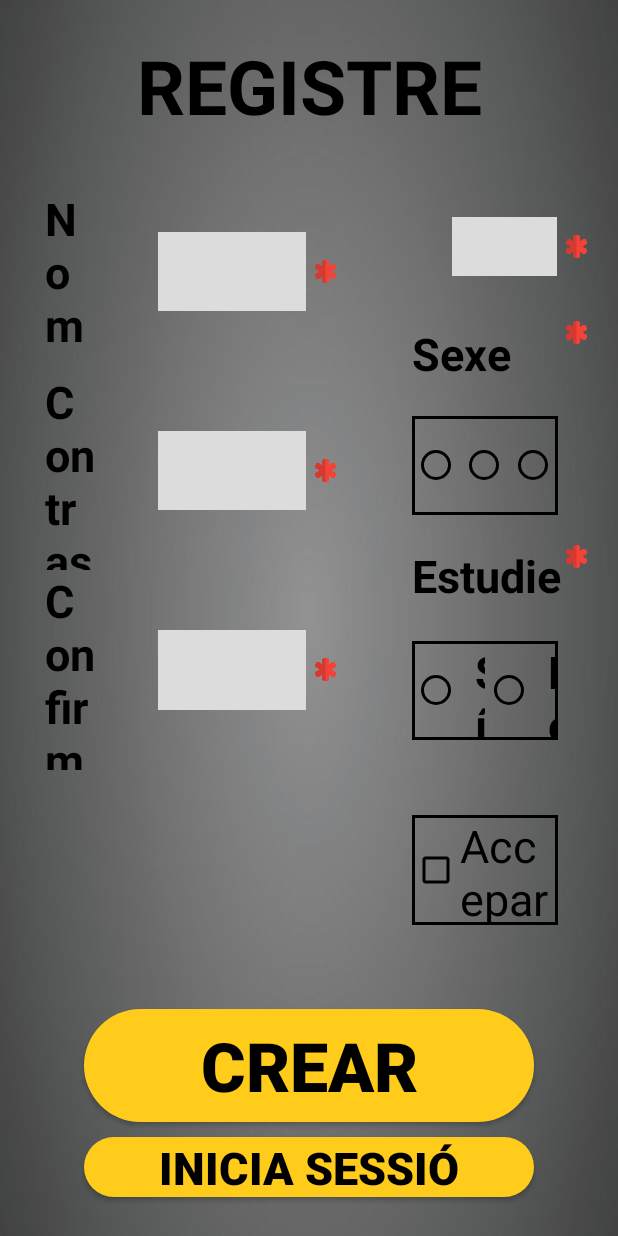
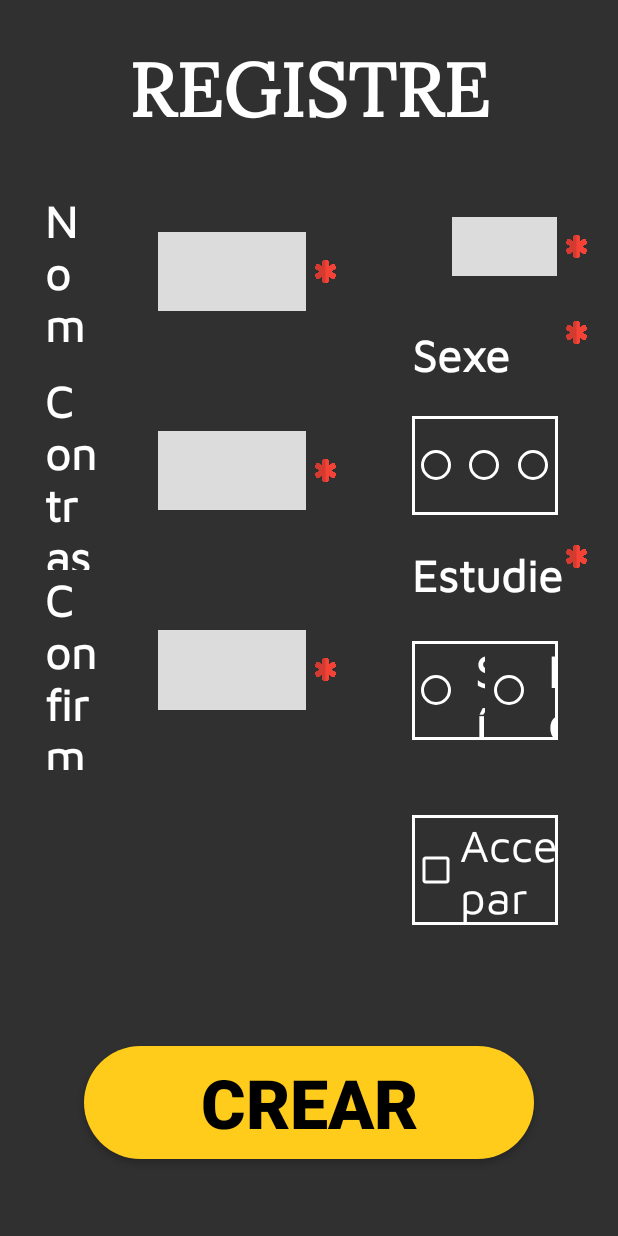
Before and after one commit to JoelCano1/FilmZ_Project, an Android app: the layout register_screen.xml on its own in the app's theme, with its tools: preview values and no code run, on a phone screen of 412 x 824 dp. Run offline under Robolectric (Android 15) with nearby library versions, the phone set to English and light mode, and no system bars; network calls fail.

Commit message:
primer cambio register

```diff
--- a/app/src/main/java/com/example/filmz_project/RegisterActivity.kt
+++ b/app/src/main/java/com/example/filmz_project/RegisterActivity.kt
@@ -20,7 +20,6 @@ class RegisterActivity : AppCompatActivity() {
         var usuaris = getUsers()
 
         crearUsuari(usuaris)
-        iniciarSessio()
     }
 
     private fun getUsers(): MutableList<User> {
@@ -159,13 +158,4 @@ class RegisterActivity : AppCompatActivity() {
         jsonFile.write(jsonElement)
         jsonFile.close()
     }
-
-    private fun iniciarSessio() {
-        val btnIniciSessio = findViewById<Button>(R.id.BtnIniciarSessioRegistre)
-
-        btnIniciSessio.setOnClickListener() {
-            val intent = Intent(this, LoginActivity::class.java)
-            startActivity(intent)
-        }
-    }
 }
--- a/app/src/main/res/drawable/rectangle_checkbox.xml
+++ b/app/src/main/res/drawable/rectangle_checkbox.xml
@@ -2,5 +2,5 @@
 <shape xmlns:android="http://schemas.android.com/apk/res/android"
     android:shape="rectangle">
     <solid android:color="@android:color/transparent"/>
-    <stroke android:width="2dp"/>
+    <stroke android:width="2dp" android:color="@color/white"/>
 </shape>
--- a/app/src/main/res/layout/register_screen.xml
+++ b/app/src/main/res/layout/register_screen.xml
@@ -3,7 +3,7 @@
     xmlns:android="http://schemas.android.com/apk/res/android"
     android:layout_width="match_parent"
     android:layout_height="match_parent"
-    android:background="@drawable/img"
+
     android:orientation="vertical">
     <!--TEXT REGISTRE-->
     <LinearLayout
@@ -15,7 +15,8 @@
             android:layout_height="match_parent"
             android:text="@string/register_screen_textRegistre"
             android:textStyle="bold"
-            android:textColor="@color/black"
+            android:textColor="@color/white"
+            android:fontFamily="@font/lora"
             android:textSize="50dp"
             android:gravity="center"/>
     </LinearLayout>
@@ -51,7 +52,8 @@
                         android:paddingLeft="30dp"
                         android:text="@string/register_screen_nomCamp"
                         android:textStyle="bold"
-                        android:textColor="@color/black"
+                        android:textColor="@color/white"
+                        android:fontFamily="@font/mavenpro"
                         android:textSize="30dp"/>
                     <EditText
                         android:id="@+id/EdtTxtNomRegistre"
@@ -87,7 +89,8 @@
                         android:paddingLeft="30dp"
                         android:text="@string/register_screen_contrasenyaCamp"
                         android:textStyle="bold"
-                        android:textColor="@color/black"
+                        android:textColor="@color/white"
+                        android:fontFamily="@font/mavenpro"
                         android:textSize="30dp"/>
 
                     <EditText
@@ -126,7 +129,8 @@
                         android:paddingLeft="30dp"
                         android:text="@string/register_screen_repetirContrasenyaCamp"
                         android:textStyle="bold"
-                        android:textColor="@color/black"
+                        android:textColor="@color/white"
+                        android:fontFamily="@font/mavenpro"
                         android:textSize="30dp"/>
                     <EditText
                         android:id="@+id/EdtTxtRepetirContrasenyaRegistre"
@@ -170,7 +174,8 @@
                         android:paddingLeft="50dp"
                         android:text="@string/register_screen_edatCamp"
                         android:textStyle="bold"
-                        android:textColor="@color/black"
+                        android:textColor="@color/white"
+                        android:fontFamily="@font/mavenpro"
                         android:textSize="30dp"/>
                     <EditText
                         android:id="@+id/EdtTxtEdatRegistre"
@@ -213,7 +218,8 @@
                             android:paddingLeft="50dp"
                             android:text="@string/register_screen_sexeCamp"
                             android:textStyle="bold"
-                            android:textColor="@color/black"
+                            android:textColor="@color/white"
+                            android:fontFamily="@font/mavenpro"
                             android:textSize="30dp"/>
                         <ImageView
                             android:layout_width="15dp"
@@ -241,9 +247,10 @@
                             android:paddingLeft="10dp"
                             android:text="M"
                             android:textSize="30dp"
-                            android:textColor="@color/black"
+                            android:textColor="@color/white"
+                            android:fontFamily="@font/mavenpro"
                             android:textStyle="bold"
-                            android:buttonTint="@color/black"/>
+                            android:buttonTint="@color/white"/>
                         <RadioButton
                             android:id="@+id/RdBtnFemaleRegistre"
                             android:layout_width="0dp"
@@ -252,9 +259,10 @@
                             android:paddingLeft="10dp"
                             android:text="F"
                             android:textSize="30dp"
-                            android:textColor="@color/black"
+                            android:textColor="@color/white"
+                            android:fontFamily="@font/mavenpro"
                             android:textStyle="bold"
-                            android:buttonTint="@color/black"/>
+                            android:buttonTint="@color/white"/>
                         <RadioButton
                             android:id="@+id/RdBtnAltreRegistre"
                             android:layout_width="0dp"
@@ -263,9 +271,10 @@
                             android:paddingLeft="10dp"
                             android:text="@string/register_screen_sexeCampRadBtn3"
                             android:textSize="30dp"
-                            android:textColor="@color/black"
+                            android:textColor="@color/white"
+                            android:fontFamily="@font/mavenpro"
                             android:textStyle="bold"
-                            android:buttonTint="@color/black"/>
+                            android:buttonTint="@color/white"/>
                     </RadioGroup>
                 </LinearLayout>
                 <!--CAMP ESTUDIS-->
@@ -288,7 +297,8 @@
                             android:paddingLeft="50dp"
                             android:text="@string/register_screen_estudiesCamp"
                             android:textStyle="bold"
-                            android:textColor="@color/black"
+                            android:textColor="@color/white"
+                            android:fontFamily="@font/mavenpro"
                             android:textSize="30dp"/>
                         <ImageView
                             android:layout_width="15dp"
@@ -315,9 +325,10 @@
                             android:paddingLeft="10dp"
                             android:text="@string/register_screen_estudiesCampRadBtn1"
                             android:textSize="30dp"
-                            android:textColor="@color/black"
+                            android:textColor="@color/white"
+                            android:fontFamily="@font/mavenpro"
                             android:textStyle="bold"
-                            android:buttonTint="@color/black"/>
+                            android:buttonTint="@color/white"/>
                         <RadioButton
                             android:id="@+id/RdBtnNoEstudiaRegistre"
                             android:layout_width="0dp"
@@ -326,9 +337,10 @@
                             android:paddingLeft="10dp"
                             android:text="@string/register_screen_estudiesCampRadBtn2"
                             android:textSize="30dp"
-                            android:textColor="@color/black"
+                            android:textColor="@color/white"
+                            android:fontFamily="@font/mavenpro"
                             android:textStyle="bold"
-                            android:buttonTint="@color/black"/>
+                            android:buttonTint="@color/white"/>
 
                     </RadioGroup>
                 </LinearLayout>
@@ -357,8 +369,9 @@
                     android:layout_marginBottom="30dp"
                     android:text="@string/register_screen_robotCamp"
                     android:textSize="30dp"
-                    android:textColor="@color/black"
-                    android:buttonTint="@color/black"/>
+                    android:textColor="@color/white"
+                    android:fontFamily="@font/mavenpro"
+                    android:buttonTint="@color/white"/>
             </LinearLayout>
             <!--CAMP POLITICA-->
             <LinearLayout
@@ -372,13 +385,14 @@
                     android:layout_width="match_parent"
                     android:layout_height="match_parent"
                     android:background="@drawable/rectangle_checkbox"
-                    android:buttonTint="@color/black"
+                    android:buttonTint="@color/white"
                     android:layout_marginLeft="50dp"
                     android:layout_marginRight="40dp"
                     android:layout_marginTop="30dp"
                     android:layout_marginBottom="30dp"
                     android:text="@string/register_screen_politicaCamp"
-                    android:textColor="@color/black"
+                    android:textColor="@color/white"
+                    android:fontFamily="@font/mavenpro"
                     android:textSize="30dp" />
             </LinearLayout>
         </LinearLayout>
@@ -399,16 +413,6 @@
             android:textSize="45dp"
             android:textColor="@color/black"
             android:textStyle="bold"/>
-        <Button
-            android:id="@+id/BtnIniciarSessioRegistre"
-            android:layout_width="300dp"
-            android:layout_height="40dp"
-            android:layout_marginTop="10dp"
-            android:background="@drawable/button_redondejat"
-            android:text="@string/register_screen_btnIniciSessio"
-            android:textSize="30dp"
-            android:textColor="@color/black"
-            android:textStyle="bold"/>
     </LinearLayout>
 
 </LinearLayout>
```
